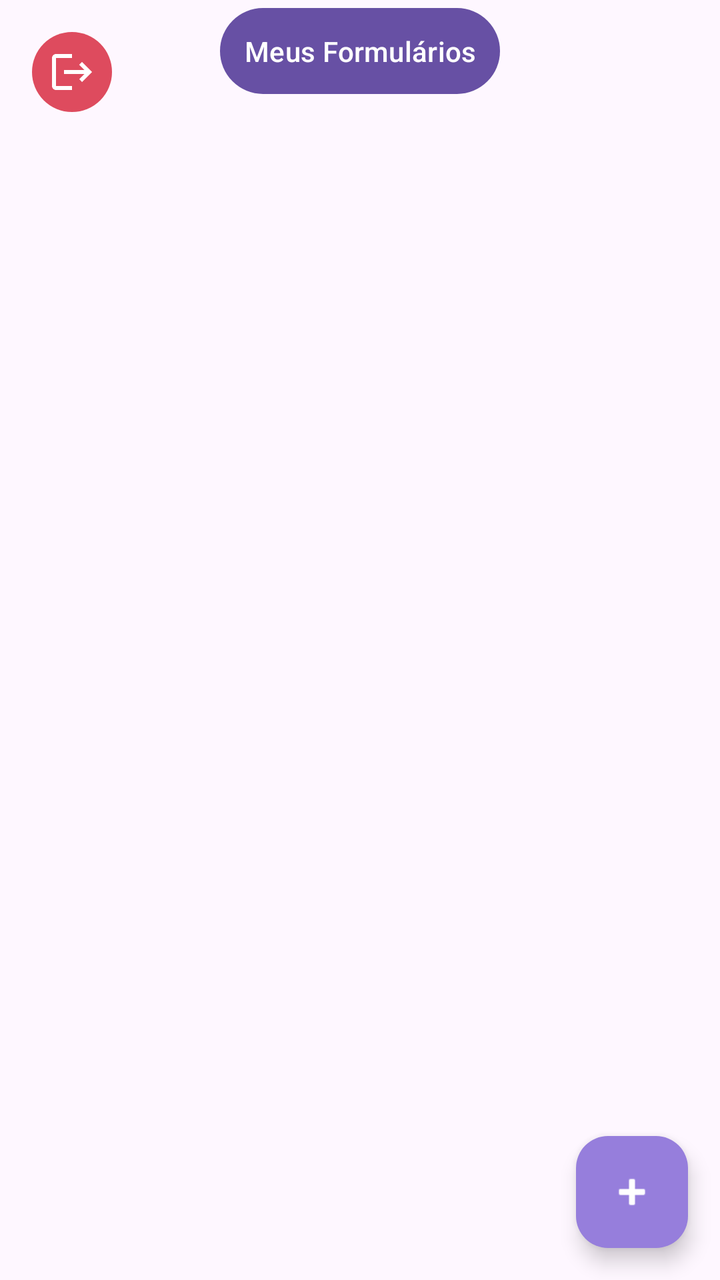
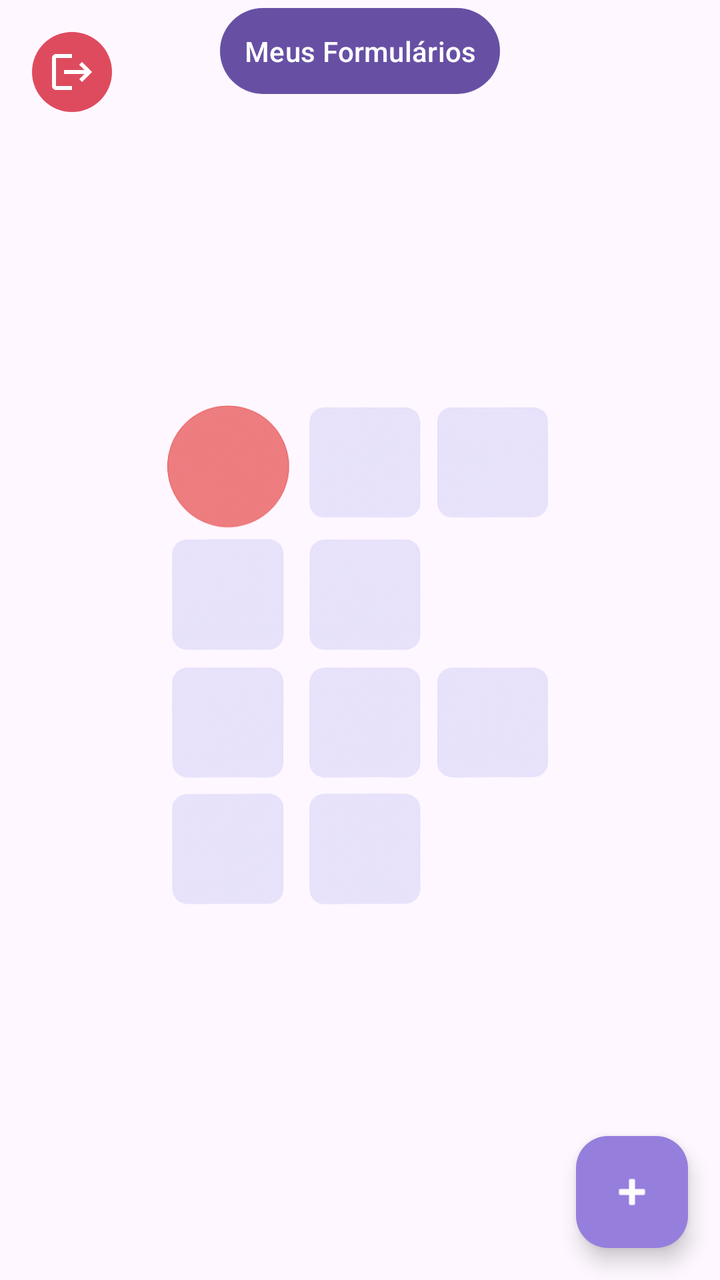

Compare the two renders of this Android layout. The source of the first and the diff that turns it into the second are given below.
<!-- AndroidManifest.xml: application theme Theme.Material3.Light -->
<!-- res/layout/activity_main.xml -->
<?xml version="1.0" encoding="utf-8"?>
<RelativeLayout xmlns:android="http://schemas.android.com/apk/res/android"
    xmlns:app="http://schemas.android.com/apk/res-auto"
    android:layout_width="match_parent"
    android:layout_height="match_parent">

    
    <ImageButton
        android:id="@+id/logout_button"
        android:layout_width="40dp"
        android:layout_height="40dp"
        android:background="@drawable/rounded_button"
        android:src="@drawable/ic_logout"
        android:layout_margin="16dp"
        android:layout_alignParentStart="true"
        android:layout_alignParentTop="true"
        android:scaleType="centerInside"/>


    <androidx.constraintlayout.widget.ConstraintLayout
        android:layout_width="match_parent"
        android:layout_height="match_parent">

        
        <Button
            android:id="@+id/my_forms_button"
            android:layout_width="wrap_content"
            android:layout_height="wrap_content"
            android:text="Meus Formulários"
            android:padding="12dp"
            app:layout_constraintTop_toTopOf="parent"
            app:layout_constraintStart_toStartOf="parent"
            app:layout_constraintEnd_toEndOf="parent"
            android:layout_marginTop="0dp" />

    </androidx.constraintlayout.widget.ConstraintLayout>

    
    <com.google.android.material.floatingactionbutton.FloatingActionButton
        android:id="@+id/form_button"
        android:layout_width="wrap_content"
        android:layout_height="wrap_content"
        android:layout_alignParentEnd="true"
        android:layout_alignParentBottom="true"
        android:layout_margin="16dp"
        app:srcCompat="@android:drawable/ic_input_add"
        android:backgroundTint="@color/roxo"
        app:tint="@android:color/white" />

</RelativeLayout>
<!-- resources referenced by this layout -->
<resources>
  <color name="roxo">#967EDC</color>
  <!-- drawable ic_logout (drawable) -->
  <vector xmlns:android="http://schemas.android.com/apk/res/android" android:autoMirrored="true" android:height="24dp" android:tint="#FFFFFF" android:viewportHeight="24" android:viewportWidth="24" android:width="24dp">
        
      <path android:fillColor="@android:color/white" android:pathData="M17,7l-1.41,1.41L18.17,11H8v2h10.17l-2.58,2.58L17,17l5,-5zM4,5h8V3H4c-1.1,0 -2,0.9 -2,2v14c0,1.1 0.9,2 2,2h8v-2H4V5z"/>
      
  </vector>
  <!-- drawable rounded_button (drawable) -->
  <?xml version="1.0" encoding="utf-8"?>
  <shape xmlns:android="http://schemas.android.com/apk/res/android"
      android:shape="oval">
      <solid android:color="@color/soft_red"/>
  </shape>
  <color name="soft_red">#DE4B5E</color>
</resources>

<!-- the commit's change to res/layout/activity_main.xml (unified diff, before → after) -->
@@ -1,8 +1,17 @@
-<?xml version="1.0" encoding="utf-8"?>
 <RelativeLayout xmlns:android="http://schemas.android.com/apk/res/android"
     xmlns:app="http://schemas.android.com/apk/res-auto"
     android:layout_width="match_parent"
     android:layout_height="match_parent">
+
+    
+    <ImageView
+        android:id="@+id/background_image"
+        android:layout_width="match_parent"
+        android:layout_height="match_parent"
+        android:src="@drawable/background_image"
+        android:scaleType="centerInside"
+        android:adjustViewBounds="true"
+        android:contentDescription="Imagem de fundo"/>
 
     
     <ImageButton
@@ -15,7 +24,6 @@
         android:layout_alignParentStart="true"
         android:layout_alignParentTop="true"
         android:scaleType="centerInside"/>
-
 
     <androidx.constraintlayout.widget.ConstraintLayout
         android:layout_width="match_parent"
<!-- resource entries referenced after the edit -->
@@ -1,6 +1,7 @@
 <!-- resources referenced by this layout -->
 <resources>
   <color name="roxo">#967EDC</color>
+  <!-- drawable background_image: png bitmap (drawable, 283328 bytes) -->
   <!-- drawable ic_logout (drawable) -->
   <vector xmlns:android="http://schemas.android.com/apk/res/android" android:autoMirrored="true" android:height="24dp" android:tint="#FFFFFF" android:viewportHeight="24" android:viewportWidth="24" android:width="24dp">
         
